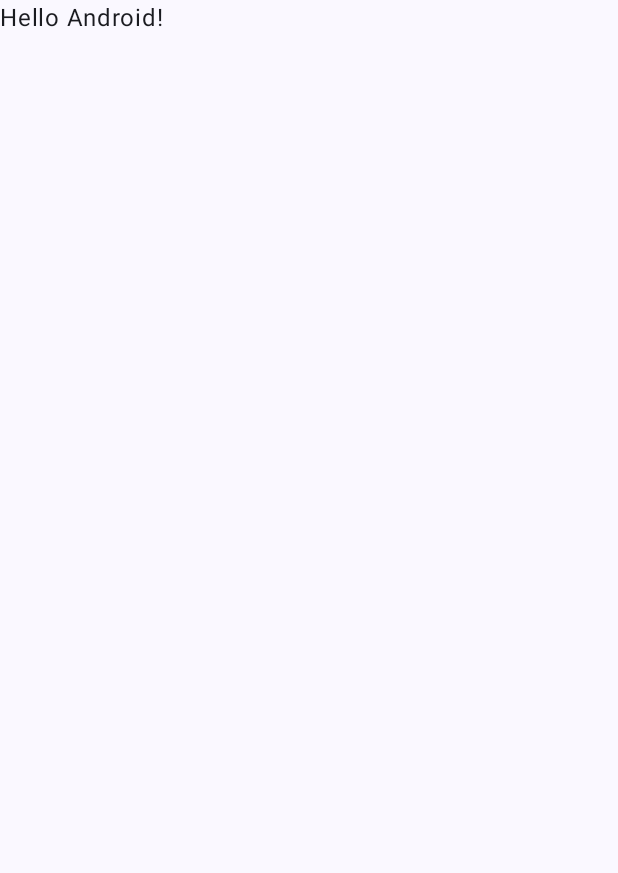
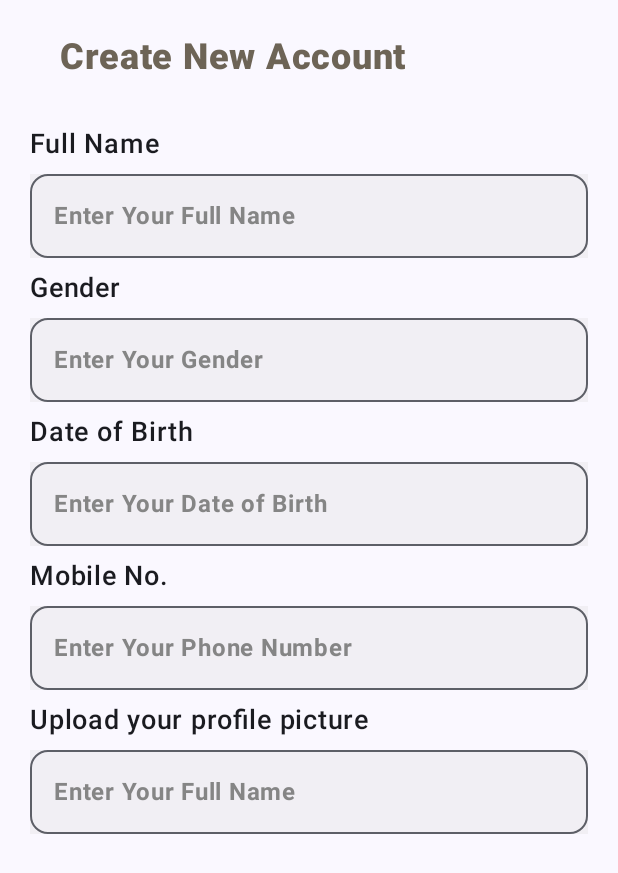
Before and after one commit to shikhargupta442003/veersaDocEasy-main, an Android app built with Jetpack Compose: the screen it shows after launch (MainActivity), on a phone screen of 412 x 824 dp. Before the commit the part shown is almost empty. Shown: the top 873 px of the screen. Run offline under Robolectric (Android 15) with nearby library versions, the phone set to English and light mode, and no system bars.

Commit message:
DocSignUppage

```diff
--- a/docEasy/app/build.gradle.kts
+++ b/docEasy/app/build.gradle.kts
@@ -59,6 +59,7 @@
     implementation(libs.androidx.ui.graphics)
     implementation(libs.androidx.ui.tooling.preview)
     implementation(libs.androidx.material3)
+    implementation(libs.androidx.material3.android)
     testImplementation(libs.junit)
     androidTestImplementation(libs.androidx.junit)
     androidTestImplementation(libs.androidx.espresso.core)
@@ -66,4 +67,16 @@
     androidTestImplementation(libs.androidx.ui.test.junit4)
     debugImplementation(libs.androidx.ui.tooling)
     debugImplementation(libs.androidx.ui.test.manifest)
+
+    implementation ("androidx.compose.material:material-icons-core:1.6.7")
+    implementation ("androidx.compose.material:material-icons-extended:1.6.7")
+   implementation ("androidx.lifecycle:lifecycle-viewmodel-compose:2.7.0")
+   implementation ("androidx.constraintlayout:constraintlayout-compose:1.0.1")
+   implementation ("androidx.compose.ui:ui:1.6.7")
+
+   implementation("androidx.compose.material3:material3:1.2.1")
+    implementation("androidx.compose.material3:material3-window-size-class:1.2.1")
+    implementation("androidx.compose.material3:material3-adaptive-navigation-suite:1.0.0-alpha06")
+
+    implementation ("com.google.android.material:material:1.9.0")
 }
--- a/docEasy/app/src/main/java/com/example/doceasy/MainActivity.kt
+++ b/docEasy/app/src/main/java/com/example/doceasy/MainActivity.kt
@@ -10,6 +10,7 @@
 import androidx.compose.runtime.Composable
 import androidx.compose.ui.Modifier
 import androidx.compose.ui.tooling.preview.Preview
+import com.example.doceasy.signUpDoctor.docSignUp
 import com.example.doceasy.ui.theme.DocEasyTheme
 
 class MainActivity : ComponentActivity() {
@@ -22,7 +23,7 @@
                     modifier = Modifier.fillMaxSize(),
                     color = MaterialTheme.colorScheme.background
                 ) {
-                    Greeting("Android")
+                    docSignUp()
                 }
             }
         }
--- /dev/null
+++ b/docEasy/app/src/main/java/com/example/doceasy/signUpDoctor/doctorSignUp.kt
@@ -0,0 +1,88 @@
+package com.example.doceasy.signUpDoctor
+
+import androidx.compose.foundation.background
+import androidx.compose.foundation.layout.Box
+import androidx.compose.foundation.layout.Column
+import androidx.compose.foundation.layout.Spacer
+import androidx.compose.foundation.layout.fillMaxWidth
+import androidx.compose.foundation.layout.padding
+import androidx.compose.foundation.shape.RoundedCornerShape
+import androidx.compose.material3.OutlinedTextField
+import androidx.compose.material3.Text
+import androidx.compose.runtime.Composable
+import androidx.compose.ui.Modifier
+import androidx.compose.ui.res.colorResource
+import androidx.compose.ui.text.font.FontWeight
+import androidx.compose.ui.unit.dp
+import androidx.compose.ui.unit.sp
+import com.example.doceasy.R
+
+@Composable
+fun docSignUp(){
+    Column(modifier= Modifier
+        .padding(horizontal = 20.dp)
+        .fillMaxWidth()){
+        Box (modifier=Modifier.padding(horizontal = 20.dp, vertical = 24.dp)){
+            Text("Create New Account", color = colorResource(id = R.color.theme_color1), fontSize = 24.sp, fontWeight = FontWeight.ExtraBold )
+        }
+        Text(text = "Full Name", fontSize = 18.sp, fontWeight = FontWeight.SemiBold,modifier=Modifier.padding(vertical = 8.dp))
+        OutlinedTextField(
+            value = "",
+            shape = RoundedCornerShape(12.dp),
+            modifier = Modifier
+                .background(color = colorResource(id = R.color.box_inside_color))
+                .fillMaxWidth(),
+            placeholder = { Text("Enter Your Full Name", color= colorResource(id = R.color.box_hint_color), fontWeight = FontWeight.Bold) },
+            onValueChange = {
+            }
+        )
+        Spacer(modifier = Modifier.padding(vertical = 4.dp))
+        Text(text = "Gender", fontSize = 18.sp, fontWeight = FontWeight.SemiBold,modifier=Modifier.padding(bottom = 8.dp))
+        OutlinedTextField(
+            value = "",
+            shape = RoundedCornerShape(12.dp),
+            modifier = Modifier
+                .background(color = colorResource(id = R.color.box_inside_color))
+                .fillMaxWidth(),
+            placeholder = { Text("Enter Your Gender", color= colorResource(id = R.color.box_hint_color), fontWeight = FontWeight.Bold) },
+            onValueChange = {
+            }
+        )
+        Spacer(modifier = Modifier.padding(vertical = 4.dp))
+        Text(text = "Date of Birth", fontSize = 18.sp, fontWeight = FontWeight.SemiBold,modifier=Modifier.padding(bottom = 8.dp))
+        OutlinedTextField(
+            value = "",
+            shape = RoundedCornerShape(12.dp),
+            modifier = Modifier
+                .background(color = colorResource(id = R.color.box_inside_color))
+                .fillMaxWidth(),
+            placeholder = { Text("Enter Your Date of Birth", color= colorResource(id = R.color.box_hint_color), fontWeight = FontWeight.Bold) },
+            onValueChange = {
+            }
+        )
+        Spacer(modifier = Modifier.padding(vertical = 4.dp))
+        Text(text = "Mobile No.", fontSize = 18.sp, fontWeight = FontWeight.SemiBold,modifier=Modifier.padding(bottom = 8.dp))
+        OutlinedTextField(
+            value = "",
+            shape = RoundedCornerShape(12.dp),
+            modifier = Modifier
+                .background(color = colorResource(id = R.color.box_inside_color))
+                .fillMaxWidth(),
+            placeholder = { Text("Enter Your Phone Number", color= colorResource(id = R.color.box_hint_color), fontWeight = FontWeight.Bold) },
+            onValueChange = {
+            }
+        )
+        Spacer(modifier = Modifier.padding(vertical = 4.dp))
+        Text(text = "Upload your profile picture", fontSize = 18.sp, fontWeight = FontWeight.SemiBold,modifier=Modifier.padding(bottom = 8.dp))
+        OutlinedTextField(
+            value = "",
+            shape = RoundedCornerShape(12.dp),
+            modifier = Modifier
+                .background(color = colorResource(id = R.color.box_inside_color))
+                .fillMaxWidth(),
+            placeholder = { Text("Enter Your Full Name", color= colorResource(id = R.color.box_hint_color), fontWeight = FontWeight.Bold) },
+            onValueChange = {
+            }
+        )
+    }
+}
--- a/docEasy/app/src/main/java/com/example/doceasy/ui/theme/Theme.kt
+++ b/docEasy/app/src/main/java/com/example/doceasy/ui/theme/Theme.kt
@@ -5,7 +5,6 @@
 import androidx.compose.foundation.isSystemInDarkTheme
 import androidx.compose.material3.MaterialTheme
 import androidx.compose.material3.darkColorScheme
-import androidx.compose.material3.dynamicDarkColorScheme
 import androidx.compose.material3.dynamicLightColorScheme
 import androidx.compose.material3.lightColorScheme
 import androidx.compose.runtime.Composable
@@ -47,10 +46,10 @@
     val colorScheme = when {
         dynamicColor && Build.VERSION.SDK_INT >= Build.VERSION_CODES.S -> {
             val context = LocalContext.current
-            if (darkTheme) dynamicDarkColorScheme(context) else dynamicLightColorScheme(context)
+            dynamicLightColorScheme(context)
         }
 
-        darkTheme -> DarkColorScheme
+        darkTheme -> LightColorScheme
         else -> LightColorScheme
     }
     val view = LocalView.current
--- a/docEasy/app/src/main/res/values/colors.xml
+++ b/docEasy/app/src/main/res/values/colors.xml
@@ -7,4 +7,12 @@
     <color name="teal_700">#FF018786</color>
     <color name="black">#FF000000</color>
     <color name="white">#FFFFFFFF</color>
+    <color name="theme_white">#fcfcfc</color>
+    <color name="theme_color1">#6d6456</color>
+    <color name="theme_color2">#85515f</color>
+    <color name="theme_color3">#9e3e69</color>
+    <color name="theme_color4">#b72b73</color>
+    <color name="box_inside_color">#4dd9d9d9</color>
+    <color name="box_hint_color">#ff858585</color>
+
 </resources>
--- a/docEasy/gradle/libs.versions.toml
+++ b/docEasy/gradle/libs.versions.toml
@@ -8,6 +8,7 @@
 lifecycleRuntimeKtx = "2.8.2"
 activityCompose = "1.9.0"
 composeBom = "2023.08.00"
+material3Android = "1.2.1"
 
 [libraries]
 androidx-core-ktx = { group = "androidx.core", name = "core-ktx", version.ref = "coreKtx" }
@@ -24,6 +25,7 @@
 androidx-ui-test-manifest = { group = "androidx.compose.ui", name = "ui-test-manifest" }
 androidx-ui-test-junit4 = { group = "androidx.compose.ui", name = "ui-test-junit4" }
 androidx-material3 = { group = "androidx.compose.material3", name = "material3" }
+androidx-material3-android = { group = "androidx.compose.material3", name = "material3-android", version.ref = "material3Android" }
 
 [plugins]
 androidApplication = { id = "com.android.application", version.ref = "agp" }
```
